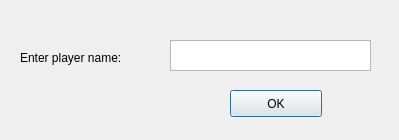
Before: the Qt Designer form newPlayer.ui in nathangibson14/dataDarts2, drawn with Qt 5.
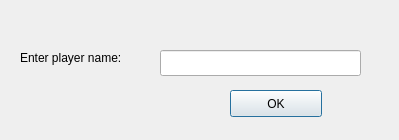
After: the same form once the commit is applied.

The edit to the form file:
```diff
--- a/newPlayer.ui
+++ b/newPlayer.ui
@@ -13,16 +13,6 @@
   <property name="windowTitle">
    <string>Dialog</string>
   </property>
-  <widget class="QPlainTextEdit" name="nameInput">
-   <property name="geometry">
-    <rect>
-     <x>170</x>
-     <y>40</y>
-     <width>201</width>
-     <height>31</height>
-    </rect>
-   </property>
-  </widget>
   <widget class="QLabel" name="label">
    <property name="geometry">
     <rect>
@@ -49,6 +39,16 @@
     <string>OK</string>
    </property>
   </widget>
+  <widget class="QLineEdit" name="lineEdit">
+   <property name="geometry">
+    <rect>
+     <x>160</x>
+     <y>50</y>
+     <width>201</width>
+     <height>26</height>
+    </rect>
+   </property>
+  </widget>
  </widget>
  <resources/>
  <connections/>
```
